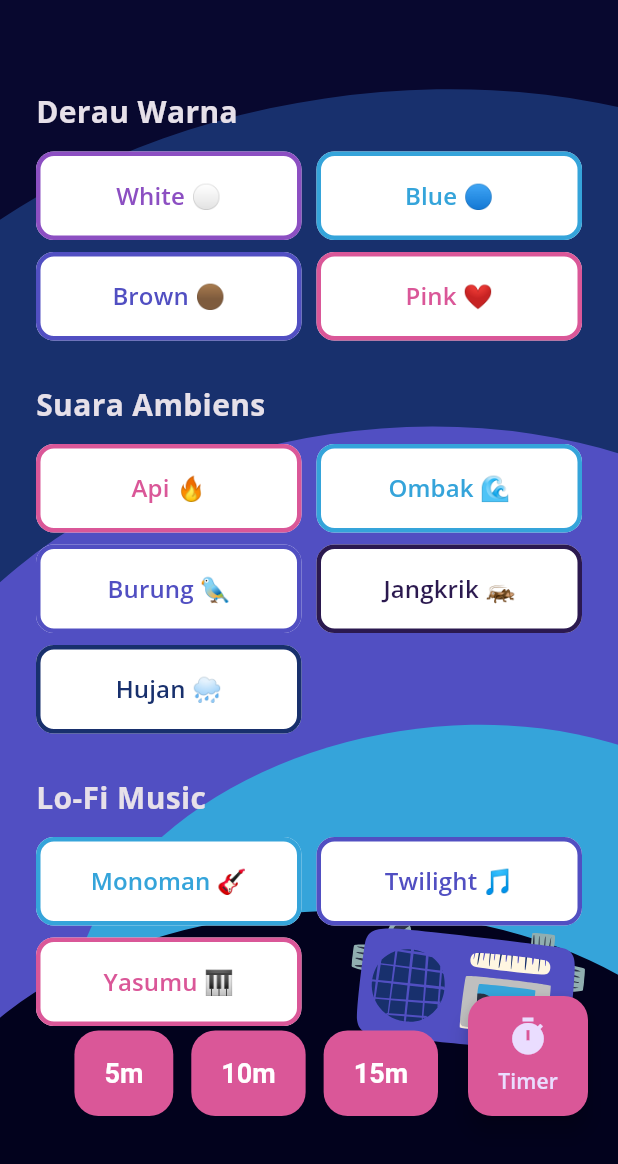
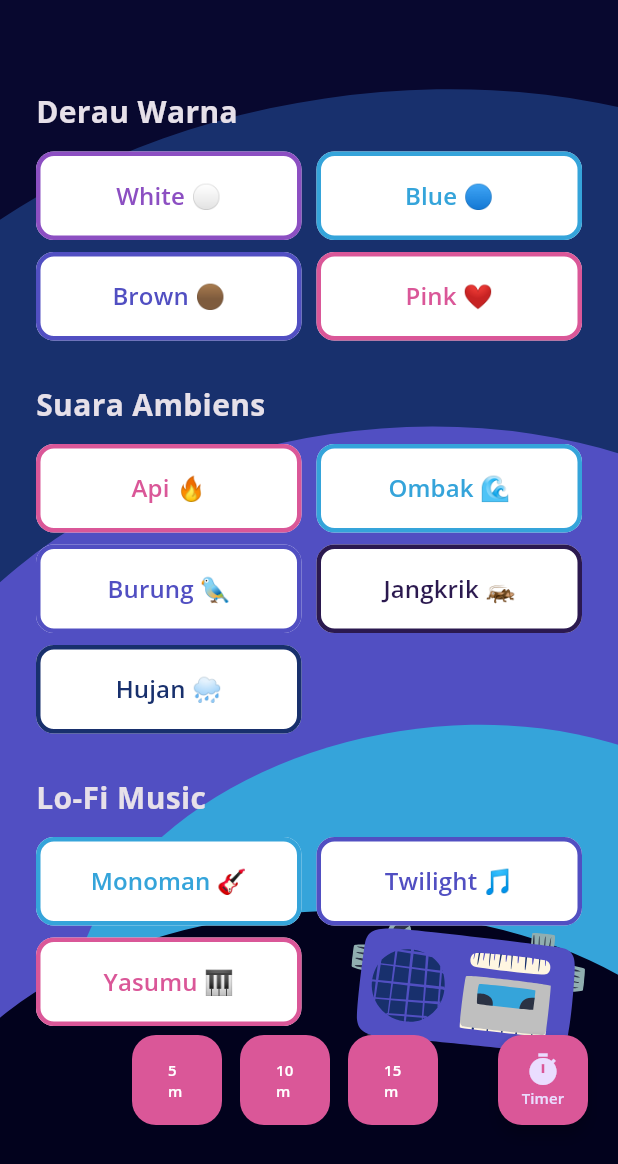
Before and after one commit to TURU-template/TURU-Flutter, a Flutter app: the RadioPage screen opened directly, after a tap on "Timer", on a phone screen of 412 x 824 dp. Shown: the top 1164 px of the screen. Run offline on Flutter 3.47's test engine with Material 3 defaults, Android fonts, the phone set to English and light mode, and no system bars; our stand-ins replace audioplayers, bootstrap_icons, fl_chart, flutter_local_notifications, flutter_svg, google_fonts and 5 more; missing offline and left inert: bcrypt, dotenv, mysql_client; accounts and stored records are empty.

Commit message:
Size icon radio
di fix

```diff
--- a/turu_mobile/lib/pages/radio.dart
+++ b/turu_mobile/lib/pages/radio.dart
@@ -242,7 +242,7 @@ class _RadioPageState extends State<RadioPage> {
           // Timer Options (floating left of timer button)
           if (_showTimerOptions && _remainingSeconds == null)
             Positioned(
-              bottom: 80,
+              bottom: 74,
               right: 120, // Geser ke kiri dari tombol timer
               child: Material(
                 color: Colors.transparent,
@@ -260,14 +260,15 @@ class _RadioPageState extends State<RadioPage> {
 
           // Floating Timer Button (Vertical Layout, larger)
           Positioned(
-            bottom: 80,
+            bottom: 74,
             right: 20,
             child: SizedBox(
-              width: 80,
-              height: 80,
+              width: 60,
+              height: 60,
               child: FloatingActionButton(
-                heroTag: null, // Add unique heroTag
+                heroTag: null,
                 backgroundColor: TuruColors.pink,
+                elevation: 4,
                 onPressed: () {
                   if (_remainingSeconds != null) {
                     _stopAudioAndTimer();
@@ -284,14 +285,13 @@ class _RadioPageState extends State<RadioPage> {
                   mainAxisSize: MainAxisSize.min,
                   mainAxisAlignment: MainAxisAlignment.center,
                   children: [
-                    const Icon(Icons.timer, size: 28),
-                    const SizedBox(height: 6),
+                    const Icon(Icons.timer, size: 24),
                     Text(
                       _remainingSeconds != null
                           ? _formatDuration(_remainingSeconds!)
-                          : "Timer",
+                          : 'Timer',
                       style: const TextStyle(
-                        fontSize: 14,
+                        fontSize: 10,
                         fontWeight: FontWeight.w600,
                       ),
                     ),
@@ -307,7 +307,10 @@ class _RadioPageState extends State<RadioPage> {
 
   Widget _buildTimerOption(int minutes) {
     final bool isSelected = _selectedDuration == minutes * 60;
-    return ElevatedButton(
+    return SizedBox(
+      width: 60,
+      height: 60,
+      child: ElevatedButton(
         onPressed: () {
           _startTimer(minutes * 60);
           setState(() {
@@ -315,16 +318,19 @@ class _RadioPageState extends State<RadioPage> {
           });
         },
         style: ElevatedButton.styleFrom(
+          minimumSize: Size.zero,
           backgroundColor: TuruColors.pink,
           foregroundColor: Colors.white,
           shape: RoundedRectangleBorder(
             borderRadius: BorderRadius.circular(16),
           ),
-        padding: const EdgeInsets.symmetric(horizontal: 20, vertical: 18),
           elevation: isSelected ? 4 : 0,
-        textStyle: const TextStyle(fontSize: 18, fontWeight: FontWeight.bold),
         ),
-      child: Text('${minutes}m'),
+        child: Text(
+          '${minutes}m',
+          style: const TextStyle(fontSize: 10, fontWeight: FontWeight.w600),
+        ),
+      ),
     );
   }
 }
```
Lines whose indentation alone changed are shown as unchanged.
